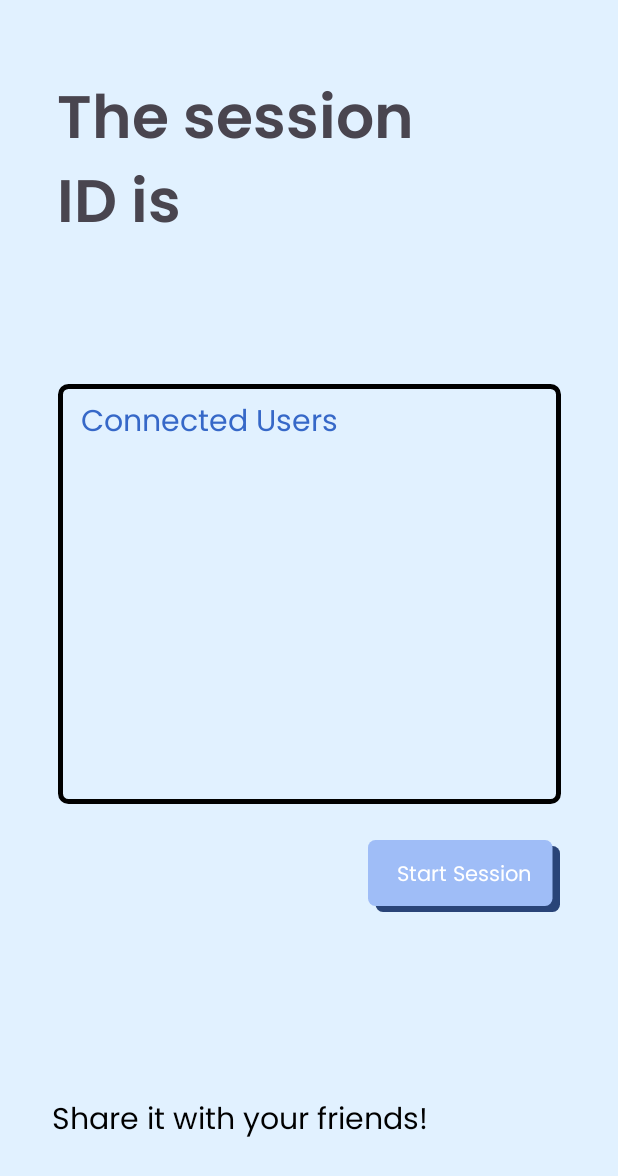
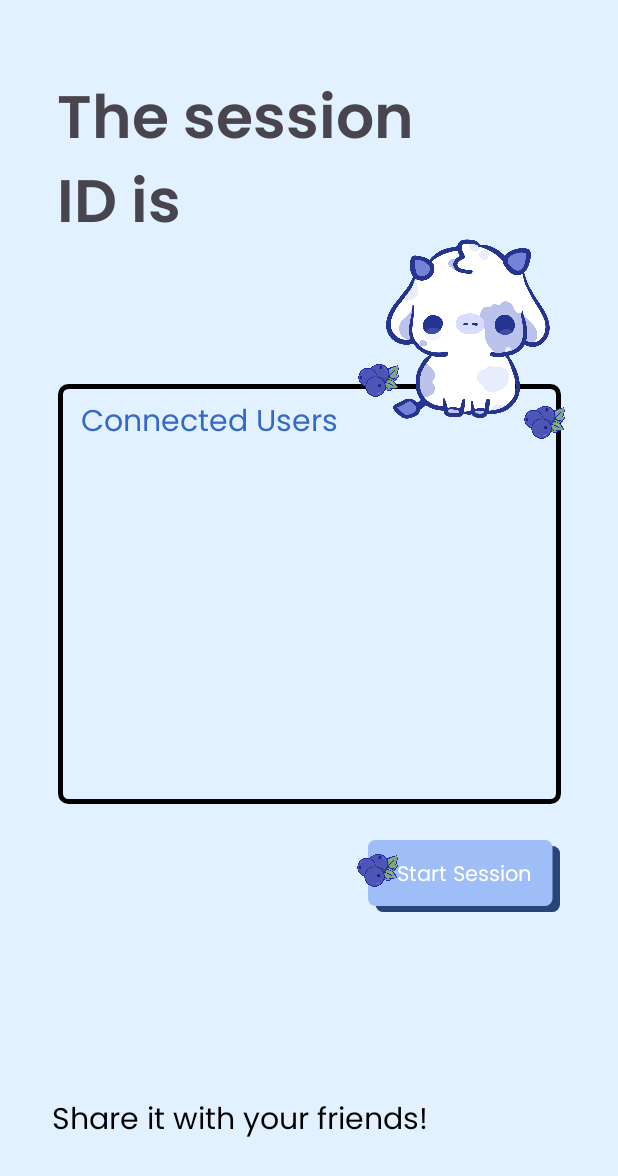
Before and after one commit to vivekperbhoo/AliceHacksProject, an Android app: the layout activity_create_session.xml on its own in the app's theme, with its tools: preview values and no code run, on a phone screen of 412 x 824 dp. Shown: the top 1176 px of the screen. Run offline under Robolectric (Android 15) with nearby library versions, the phone set to English and light mode, and no system bars.

Commit message:
added cows

```diff
--- a/MovieSelector/app/build.gradle.kts
+++ b/MovieSelector/app/build.gradle.kts
@@ -33,7 +33,7 @@ android {
 }
 
 dependencies {
-
+    implementation("androidx.palette:palette:1.0.0")
     implementation("androidx.palette:palette:1.0.0")
     implementation("androidx.appcompat:appcompat:1.6.1")
     implementation("com.google.android.material:material:1.10.0")
--- a/MovieSelector/app/src/main/java/com/example/movieselector/MovieSelector.java
+++ b/MovieSelector/app/src/main/java/com/example/movieselector/MovieSelector.java
@@ -1,6 +1,7 @@
 package com.example.movieselector;
 
 import androidx.appcompat.app.AppCompatActivity;
+import androidx.cardview.widget.CardView;
 import androidx.recyclerview.widget.LinearLayoutManager;
 import androidx.recyclerview.widget.RecyclerView;
 
@@ -61,8 +62,6 @@ public class MovieSelector extends AppCompatActivity {
                     public void onResponse(Call<Movie> call, Response<Movie> response) {
                         Movie movie=response.body();
                         List<Movie.ResultsDTO> movieList=movie.getResults();
-                        Movie.ResultsDTO kok= movieList.get(0);
-                        Log.d("kok", kok.getPosterPath());
                         movies.addAll(movieList);
                         cardAdapter.notifyDataSetChanged();
 
--- a/MovieSelector/app/src/main/res/layout/activity_create_session.xml
+++ b/MovieSelector/app/src/main/res/layout/activity_create_session.xml
@@ -85,4 +85,52 @@
         app:layout_constraintEnd_toEndOf="@+id/button"
         app:layout_constraintStart_toStartOf="@+id/button"
         app:layout_constraintTop_toTopOf="@+id/button" />
+
+    <ImageView
+        android:id="@+id/imageView4"
+        android:layout_width="200dp"
+        android:layout_height="200dp"
+        android:layout_marginTop="112dp"
+        app:layout_constraintEnd_toEndOf="parent"
+        app:layout_constraintHorizontal_bias="1.0"
+        app:layout_constraintStart_toStartOf="parent"
+        app:layout_constraintTop_toTopOf="parent"
+        tools:srcCompat="@drawable/bluecow" />
+
+    <ImageView
+        android:id="@+id/imageView5"
+        android:layout_width="50dp"
+        android:layout_height="50dp"
+        app:layout_constraintBottom_toBottomOf="@+id/imageView4"
+        app:layout_constraintEnd_toEndOf="@+id/imageView4"
+        app:layout_constraintHorizontal_bias="0.846"
+        app:layout_constraintStart_toStartOf="@+id/imageView4"
+        app:layout_constraintTop_toTopOf="@+id/imageView4"
+        app:layout_constraintVertical_bias="0.953"
+        tools:srcCompat="@drawable/blueberry" />
+
+    <ImageView
+        android:id="@+id/imageView7"
+        android:layout_width="50dp"
+        android:layout_height="50dp"
+        app:layout_constraintBottom_toBottomOf="@+id/imageView4"
+        app:layout_constraintEnd_toEndOf="@+id/imageView4"
+        app:layout_constraintHorizontal_bias="0.106"
+        app:layout_constraintStart_toStartOf="@+id/imageView4"
+        app:layout_constraintTop_toTopOf="@+id/imageView4"
+        app:layout_constraintVertical_bias="0.766"
+        tools:srcCompat="@drawable/blueberry" />
+
+    <ImageView
+        android:id="@+id/imageView8"
+        android:layout_width="50dp"
+        android:layout_height="50dp"
+        app:layout_constraintBottom_toTopOf="@+id/textView6"
+        app:layout_constraintEnd_toEndOf="parent"
+        app:layout_constraintHorizontal_bias="0.628"
+        app:layout_constraintStart_toStartOf="parent"
+        app:layout_constraintTop_toBottomOf="@+id/linearLayout"
+        app:layout_constraintVertical_bias="0.12"
+        tools:srcCompat="@drawable/blueberry" />
+
 </androidx.constraintlayout.widget.ConstraintLayout>
--- a/MovieSelector/app/src/main/res/layout/activity_start.xml
+++ b/MovieSelector/app/src/main/res/layout/activity_start.xml
@@ -4,7 +4,7 @@
     xmlns:tools="http://schemas.android.com/tools"
     android:layout_width="match_parent"
     android:layout_height="match_parent"
-    android:background="@color/pink"
+    android:background="@drawable/startbg"
     tools:context=".StartActivity">
 
     <TextView
@@ -107,4 +107,5 @@
         app:layout_constraintStart_toStartOf="@+id/create_sesh"
         app:layout_constraintTop_toTopOf="@+id/create_sesh"
         app:layout_constraintVertical_bias="0.0" />
+
 </androidx.constraintlayout.widget.ConstraintLayout>
--- a/MovieSelector/app/src/main/res/layout/movie_card.xml
+++ b/MovieSelector/app/src/main/res/layout/movie_card.xml
@@ -17,7 +17,6 @@
             android:id="@+id/parent"
             android:layout_width="match_parent"
             android:layout_height="match_parent"
-            android:background="@drawable/moviecard"
             android:orientation="horizontal">
 
             <ImageView
```
Also changed, not shown: MovieSelector/app/src/main/res/layout/activity_waiting_for_others.xml (+23 -0 lines), MovieSelector/app/src/main/res/drawable/blueberry.png (added), MovieSelector/app/src/main/res/drawable/bluecow.png (added), MovieSelector/app/src/main/res/drawable/sleepycow.png (added), MovieSelector/app/src/main/res/drawable/startbg.png (added), MovieSelector/app/src/main/res/drawable/strawberry.png (added).
